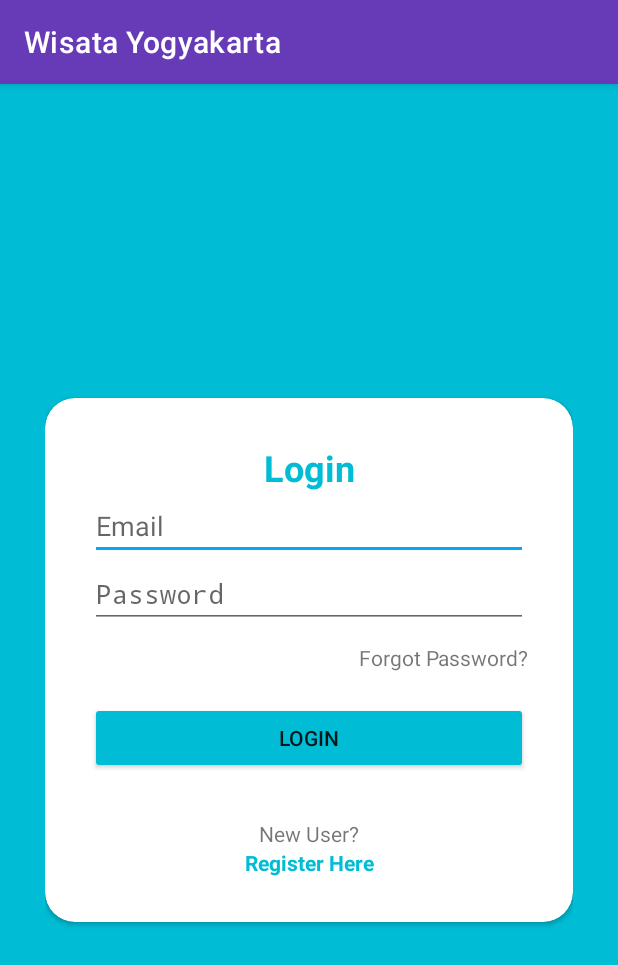
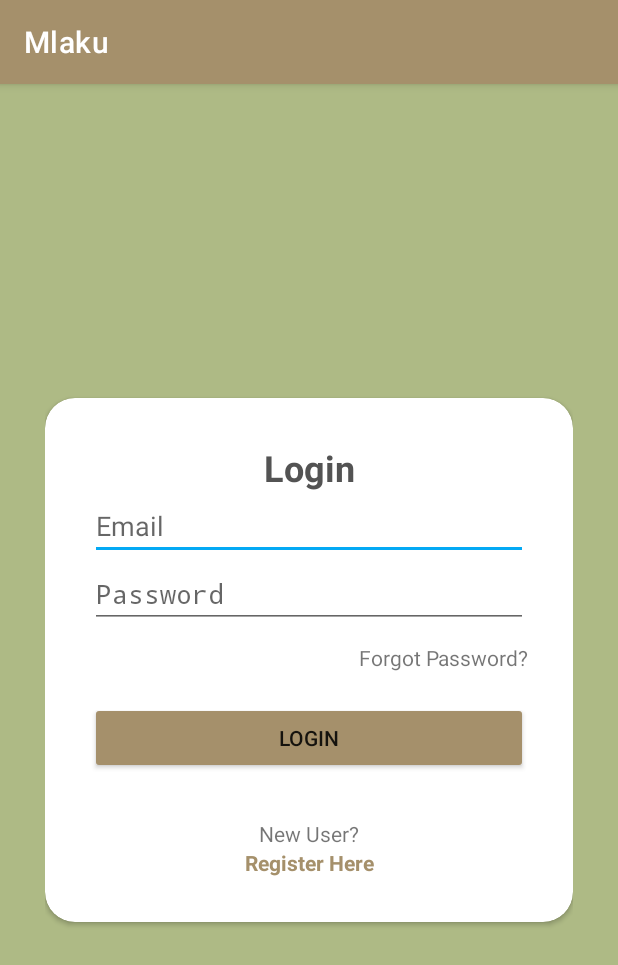
Before and after one commit to baharudindayat/Mlaku, an Android app: the screen it shows after launch (LoginActivity), on a phone screen of 412 x 824 dp. Shown: the top 965 px of the screen. Run offline under Robolectric (Android 15) with nearby library versions, the phone set to English and light mode, and no system bars; our stand-ins replace Firebase (no records; nobody signed in at launch, a user with empty details on screens opened directly).

Commit message:
tahun baru

```diff
--- /dev/null
+++ b/app/src/main/res/drawable/ic_baseline_place_24.xml
@@ -0,0 +1,5 @@
+<vector android:height="24dp" android:tint="#E53D3D"
+    android:viewportHeight="24" android:viewportWidth="24"
+    android:width="24dp" xmlns:android="http://schemas.android.com/apk/res/android">
+    <path android:fillColor="@android:color/white" android:pathData="M12,2C8.13,2 5,5.13 5,9c0,5.25 7,13 7,13s7,-7.75 7,-13c0,-3.87 -3.13,-7 -7,-7zM12,11.5c-1.38,0 -2.5,-1.12 -2.5,-2.5s1.12,-2.5 2.5,-2.5 2.5,1.12 2.5,2.5 -1.12,2.5 -2.5,2.5z"/>
+</vector>
--- a/app/src/main/res/layout/activity_about.xml
+++ b/app/src/main/res/layout/activity_about.xml
@@ -4,7 +4,7 @@
     xmlns:tools="http://schemas.android.com/tools"
     android:layout_width="match_parent"
     android:layout_height="match_parent"
-    android:background="@color/teal_700"
+    android:background="@color/warna4"
     android:padding="30dp"
     tools:context=".LoginActivity">
 
@@ -30,7 +30,7 @@
                 android:backgroundTint="@color/black"
                 android:text="Change Email"
                 android:textAlignment="center"
-                android:textColor="@color/teal_700"
+                android:textColor="@color/warna7"
                 android:textSize="24sp"
                 android:textStyle="bold" />
 
@@ -47,7 +47,7 @@
                 android:layout_width="match_parent"
                 android:layout_height="wrap_content"
                 android:layout_marginTop="10dp"
-                android:backgroundTint="@color/teal_700"
+                android:backgroundTint="@color/warna6"
                 android:text="Next" />
 
         </LinearLayout>
--- a/app/src/main/res/layout/activity_detail_place.xml
+++ b/app/src/main/res/layout/activity_detail_place.xml
@@ -29,12 +29,12 @@
                 android:layout_width="wrap_content"
                 android:layout_height="wrap_content"
                 android:layout_gravity="end|bottom"
-                android:src="@drawable/ic_maps"
+                android:src="@drawable/ic_baseline_place_24"
                 android:layout_margin="15dp"
                 app:fabSize="normal"
                 app:borderWidth="0dp"
                 app:elevation="6dp"
-                android:backgroundTint="@color/colorPrimary"
+                android:backgroundTint="@color/warna4"
                 android:id="@+id/fab_maps"
                 android:alpha="1"/>
         </FrameLayout>
--- a/app/src/main/res/layout/activity_login.xml
+++ b/app/src/main/res/layout/activity_login.xml
@@ -2,9 +2,9 @@
 <RelativeLayout xmlns:android="http://schemas.android.com/apk/res/android"
     xmlns:app="http://schemas.android.com/apk/res-auto"
     xmlns:tools="http://schemas.android.com/tools"
-    android:layout_width="match_parent"
+    android:layout_width="wrap_content"
     android:layout_height="match_parent"
-    android:background="#00BCD4"
+    android:background="@color/warna4"
     android:padding="30dp"
     tools:context=".LoginActivity">
 
@@ -25,10 +25,10 @@
                 android:layout_width="match_parent"
                 android:layout_height="wrap_content"
                 android:layout_gravity="center"
-                android:backgroundTint="@color/black"
+                android:backgroundTint="@color/good_grey"
                 android:text="Login"
                 android:textAlignment="center"
-                android:textColor="#00BCD4"
+                android:textColor="@color/good_grey"
                 android:textSize="24sp"
                 android:textStyle="bold" />
 
@@ -51,7 +51,7 @@
                 android:layout_width="match_parent"
                 android:layout_height="wrap_content"
                 android:layout_marginTop="10dp"
-                android:backgroundTint="@color/black"
+                android:backgroundTint="@color/good_grey"
                 android:text="Forgot Password?"
                 android:textAlignment="textEnd" />
 
@@ -60,14 +60,14 @@
                 android:layout_width="match_parent"
                 android:layout_height="wrap_content"
                 android:layout_marginTop="20dp"
-                android:backgroundTint="#00BCD4"
+                android:backgroundTint="@color/warna6"
                 android:text="Login" />
 
             <TextView
                 android:layout_width="match_parent"
                 android:layout_height="wrap_content"
                 android:layout_marginTop="30dp"
-                android:backgroundTint="@color/black"
+                android:backgroundTint="@color/good_grey"
                 android:text="New User?"
                 android:textAlignment="center" />
 
@@ -75,10 +75,10 @@
                 android:id="@+id/tv_to_register"
                 android:layout_width="match_parent"
                 android:layout_height="wrap_content"
-                android:backgroundTint="@color/black"
+                android:backgroundTint="@color/good_grey"
                 android:text="@string/reg"
                 android:textAlignment="center"
-                android:textColor="#00BCD4"
+                android:textColor="@color/warna6"
                 android:textStyle="bold" />
 
         </LinearLayout>
--- a/app/src/main/res/layout/activity_reset_password.xml
+++ b/app/src/main/res/layout/activity_reset_password.xml
@@ -4,7 +4,7 @@
     xmlns:tools="http://schemas.android.com/tools"
     android:layout_width="match_parent"
     android:layout_height="match_parent"
-    android:background="@color/teal_700"
+    android:background="@color/warna4"
     android:padding="30dp"
     tools:context=".LoginActivity">
 
@@ -28,7 +28,7 @@
                 android:backgroundTint="@color/black"
                 android:text="Reset Password"
                 android:textAlignment="center"
-                android:textColor="@color/teal_700"
+                android:textColor="@color/warna7"
                 android:textSize="24sp"
                 android:textStyle="bold" />
 
@@ -45,7 +45,7 @@
                 android:layout_width="match_parent"
                 android:layout_height="wrap_content"
                 android:layout_marginTop="10dp"
-                android:backgroundTint="@color/teal_700"
+                android:backgroundTint="@color/warna6"
                 android:text="Reset" />
 
         </LinearLayout>
--- a/app/src/main/res/values/colors.xml
+++ b/app/src/main/res/values/colors.xml
@@ -11,4 +11,18 @@
     <color name="lightgrey">#EEEEEE</color>
     <color name="black">#000000</color>
     <color name="teal_700">#03A9F4</color>
+
+
+    <color name="warna1">#422919</color>
+    <color name="warna2">#fff8dc</color>
+    <color name="warna3">#ffe9a1</color>
+    <color name="warna4">#aeba85</color>
+    <color name="warna5">#797f4f</color>
+    <color name="warna6">#a5906b</color>
+    <color name="warna7">#826d4e</color>
+    <color name="warna8">#bcbcbc</color>
+    <color name="warna9">#8c8884</color>
+    <color name="warna10">#99cac8</color>
+
+
 </resources>
--- a/app/src/main/res/values/strings.xml
+++ b/app/src/main/res/values/strings.xml
@@ -1,5 +1,5 @@
 <resources>
-    <string name="app_name" translatable="false">Wisata Yogyakarta</string>
+    <string name="app_name" translatable="false">Mlaku</string>
     <string name="places_name" translatable="false">Nama Tempat</string>
     <string name="detail" translatable="false">Detail</string>
     <string name="about" translatable="false">Profile</string>
@@ -40,4 +40,5 @@
     <string name="option_get_place">Get place</string>
     <string name="pick_place">Choose a place</string>
     <string name="reg">Register Here</string>
+    <string name="maps">Maps</string>
 </resources>
--- a/app/src/main/res/values/themes.xml
+++ b/app/src/main/res/values/themes.xml
@@ -2,8 +2,8 @@
     <!-- Base application theme. -->
     <style name="Theme.Mlaku" parent="Theme.MaterialComponents.DayNight.DarkActionBar">
         <!-- Primary brand color. -->
-        <item name="colorPrimary">#673AB7</item>
-        <item name="colorPrimaryVariant">#673AB7</item>
+        <item name="colorPrimary">@color/warna6</item>
+        <item name="colorPrimaryVariant">@color/warna7</item>
         <item name="colorOnPrimary">@color/white</item>
         <!-- Secondary brand color. -->
         <item name="colorSecondary">#03A9F4</item>
```
Also changed, not shown: app/src/main/java/com/example/mlaku/MainActivity.kt (+7 -7 lines), app/src/main/java/com/example/mlaku/Profile.kt (+12 -8 lines), app/src/main/res/layout/activity_profile.xml (+11 -7 lines), app/src/main/res/layout/activity_register.xml (+4 -4 lines), app/src/main/res/menu/menu_main.xml (+4 -4 lines), app/src/main/res/drawable-v24/background1.jpg (added), app/src/main/res/drawable-v24/background3.jpg (added), app/src/main/res/drawable-v24/gmaps.jpg (added).
